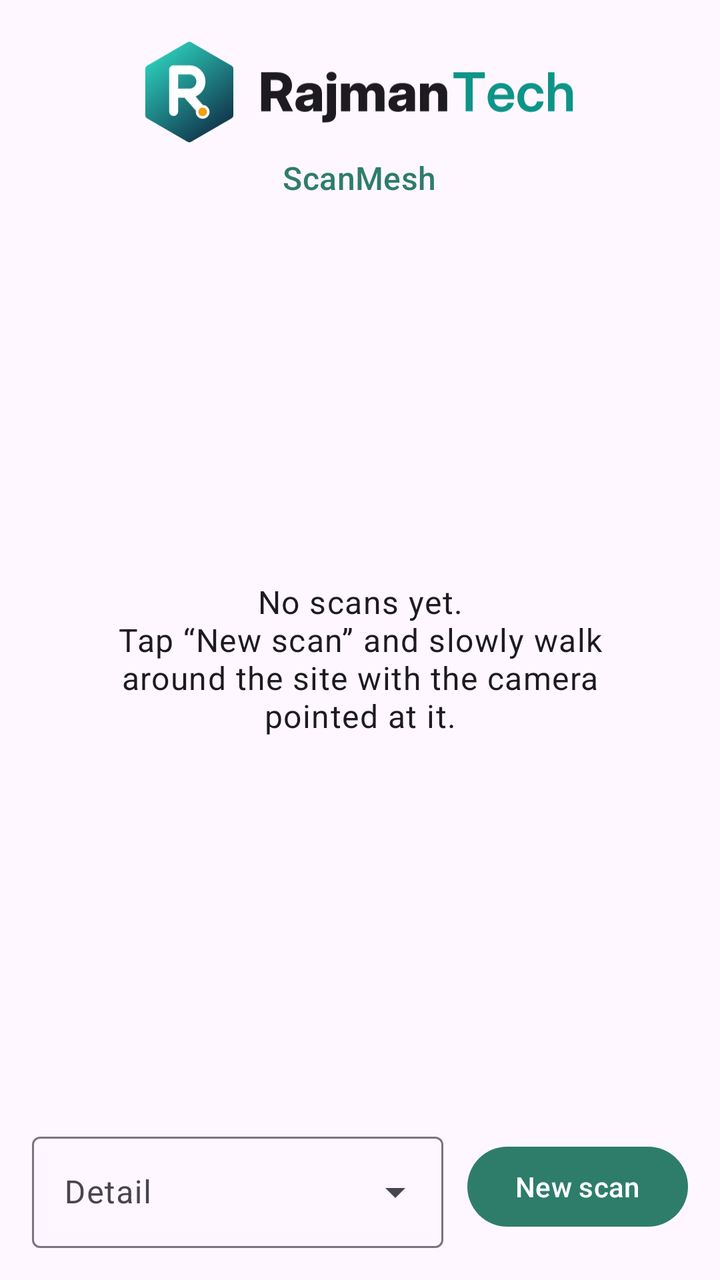
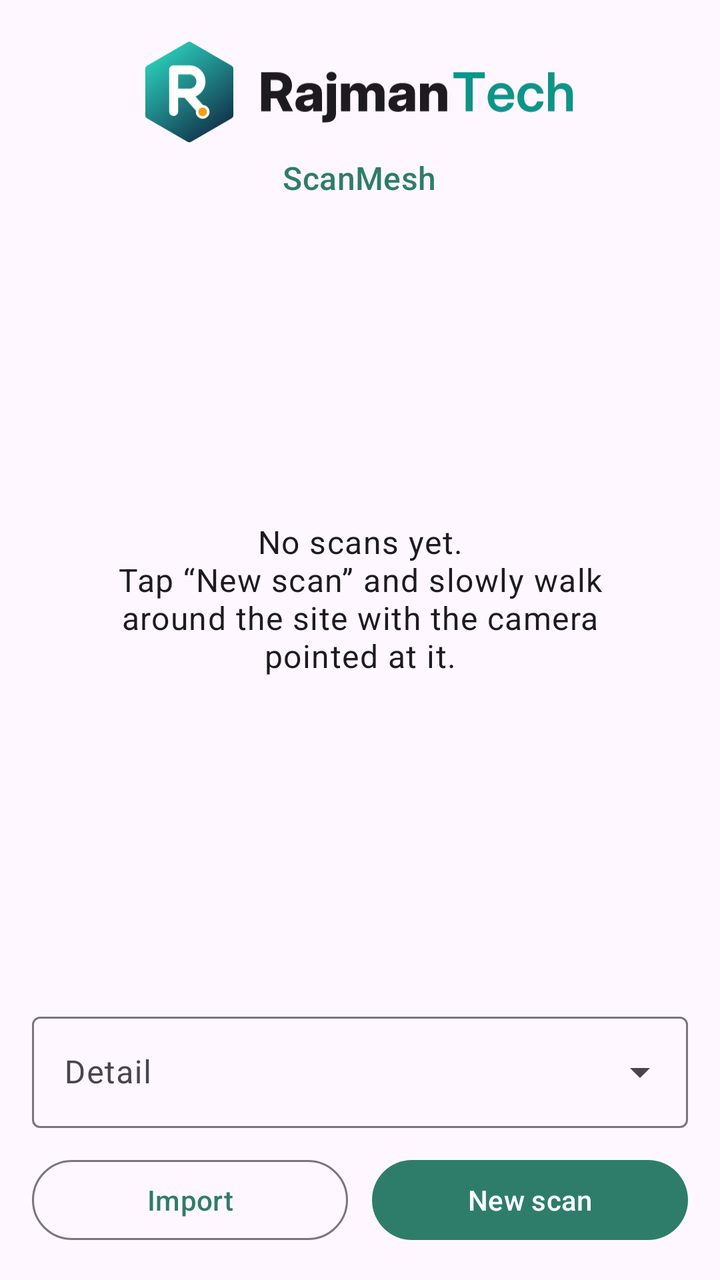

Compare the two renders of this Android layout. The source of the first and the diff that turns it into the second are given below.
<!-- AndroidManifest.xml: application theme Theme.ScanMesh -->
<!-- res/layout/activity_main.xml -->
<?xml version="1.0" encoding="utf-8"?>
<LinearLayout xmlns:android="http://schemas.android.com/apk/res/android"
    xmlns:app="http://schemas.android.com/apk/res-auto"
    android:id="@+id/root"
    android:layout_width="match_parent"
    android:layout_height="match_parent"
    android:orientation="vertical">

    <LinearLayout
        android:id="@+id/toolbar"
        android:layout_width="match_parent"
        android:layout_height="wrap_content"
        android:gravity="center_horizontal"
        android:orientation="vertical"
        android:paddingHorizontal="24dp"
        android:paddingTop="20dp"
        android:paddingBottom="12dp">

        <ImageView
            android:layout_width="wrap_content"
            android:layout_height="52dp"
            android:adjustViewBounds="true"
            android:contentDescription="@string/brand_name"
            app:srcCompat="@drawable/rajmantech_logo" />

        <TextView
            android:id="@+id/appTitle"
            android:layout_width="wrap_content"
            android:layout_height="wrap_content"
            android:layout_marginTop="6dp"
            android:text="@string/app_name"
            android:textAppearance="?attr/textAppearanceTitleMedium"
            android:textColor="?attr/colorPrimary" />
    </LinearLayout>

    <FrameLayout
        android:layout_width="match_parent"
        android:layout_height="0dp"
        android:layout_weight="1">

        <androidx.recyclerview.widget.RecyclerView
            android:id="@+id/scanList"
            android:layout_width="match_parent"
            android:layout_height="match_parent"
            android:clipToPadding="false"
            android:paddingBottom="8dp" />

        <TextView
            android:id="@+id/emptyText"
            android:layout_width="wrap_content"
            android:layout_height="wrap_content"
            android:layout_gravity="center"
            android:gravity="center"
            android:padding="32dp"
            android:text="@string/no_scans"
            android:textAppearance="?attr/textAppearanceBodyLarge" />
    </FrameLayout>

    <LinearLayout
        android:id="@+id/bottomBar"
        android:layout_width="match_parent"
        android:layout_height="wrap_content"
        android:gravity="center_vertical"
        android:orientation="horizontal"
        android:padding="16dp">

        <com.google.android.material.textfield.TextInputLayout
            style="@style/Widget.Material3.TextInputLayout.OutlinedBox.ExposedDropdownMenu"
            android:layout_width="0dp"
            android:layout_height="wrap_content"
            android:layout_marginEnd="12dp"
            android:layout_weight="1"
            android:hint="@string/detail_label">

            <com.google.android.material.textfield.MaterialAutoCompleteTextView
                android:id="@+id/detailPicker"
                android:contentDescription="@string/detail_label"
                android:layout_width="match_parent"
                android:layout_height="wrap_content"
                android:inputType="none" />
        </com.google.android.material.textfield.TextInputLayout>

        <com.google.android.material.button.MaterialButton
            android:id="@+id/newScanButton"
            android:layout_width="wrap_content"
            android:layout_height="wrap_content"
            android:text="@string/new_scan" />
    </LinearLayout>
</LinearLayout>
<!-- resources referenced by this layout -->
<resources>
  <!-- drawable rajmantech_logo: vector/xml drawable (drawable, 9098 chars, omitted) -->
  <string name="app_name">ScanMesh</string>
  <string name="brand_name">RajmanTech</string>
  <string name="detail_label">Detail</string>
  <string name="new_scan">New scan</string>
  <string name="no_scans">No scans yet.\nTap “New scan” and slowly walk around the site with the camera pointed at it.</string>
  <style name="Theme.ScanMesh" parent="Theme.Material3.DayNight.NoActionBar">
          <item name="colorPrimary">#2E7D6B</item>
          <item name="colorOnPrimary">#FFFFFF</item>
          <item name="colorSecondary">#F2A541</item>
      </style>
</resources>

<!-- the commit's change to res/layout/activity_main.xml (unified diff, before → after) -->
@@ -60,30 +60,44 @@
         android:id="@+id/bottomBar"
         android:layout_width="match_parent"
         android:layout_height="wrap_content"
-        android:gravity="center_vertical"
-        android:orientation="horizontal"
+        android:orientation="vertical"
         android:padding="16dp">
 
         <com.google.android.material.textfield.TextInputLayout
             style="@style/Widget.Material3.TextInputLayout.OutlinedBox.ExposedDropdownMenu"
-            android:layout_width="0dp"
+            android:layout_width="match_parent"
             android:layout_height="wrap_content"
-            android:layout_marginEnd="12dp"
-            android:layout_weight="1"
             android:hint="@string/detail_label">
 
             <com.google.android.material.textfield.MaterialAutoCompleteTextView
                 android:id="@+id/detailPicker"
-                android:contentDescription="@string/detail_label"
                 android:layout_width="match_parent"
                 android:layout_height="wrap_content"
+                android:contentDescription="@string/detail_label"
                 android:inputType="none" />
         </com.google.android.material.textfield.TextInputLayout>
 
-        <com.google.android.material.button.MaterialButton
-            android:id="@+id/newScanButton"
-            android:layout_width="wrap_content"
+        <LinearLayout
+            android:layout_width="match_parent"
             android:layout_height="wrap_content"
-            android:text="@string/new_scan" />
+            android:layout_marginTop="12dp"
+            android:orientation="horizontal">
+
+            <com.google.android.material.button.MaterialButton
+                android:id="@+id/importButton"
+                style="@style/Widget.Material3.Button.OutlinedButton"
+                android:layout_width="0dp"
+                android:layout_height="wrap_content"
+                android:layout_marginEnd="12dp"
+                android:layout_weight="1"
+                android:text="@string/import_scan" />
+
+            <com.google.android.material.button.MaterialButton
+                android:id="@+id/newScanButton"
+                android:layout_width="0dp"
+                android:layout_height="wrap_content"
+                android:layout_weight="1"
+                android:text="@string/new_scan" />
+        </LinearLayout>
     </LinearLayout>
 </LinearLayout>
<!-- resource entries referenced after the edit -->
@@ -4,6 +4,7 @@
   <string name="app_name">ScanMesh</string>
   <string name="brand_name">RajmanTech</string>
   <string name="detail_label">Detail</string>
+  <string name="import_scan">Import</string>
   <string name="new_scan">New scan</string>
   <string name="no_scans">No scans yet.\nTap “New scan” and slowly walk around the site with the camera pointed at it.</string>
   <style name="Theme.ScanMesh" parent="Theme.Material3.DayNight.NoActionBar">
